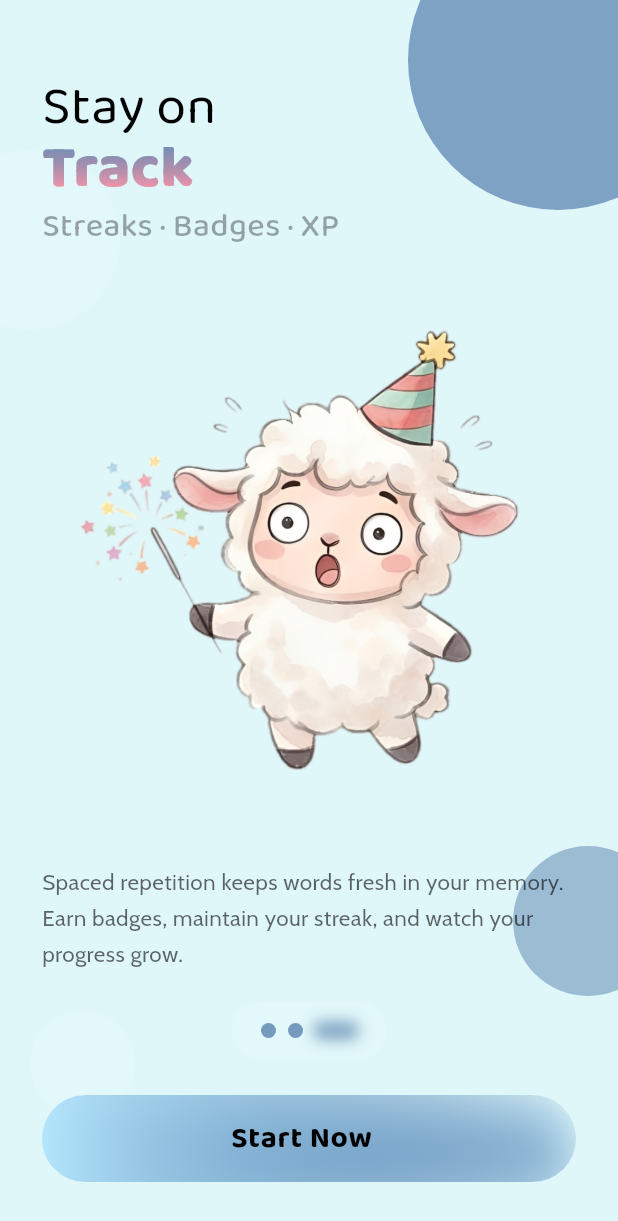
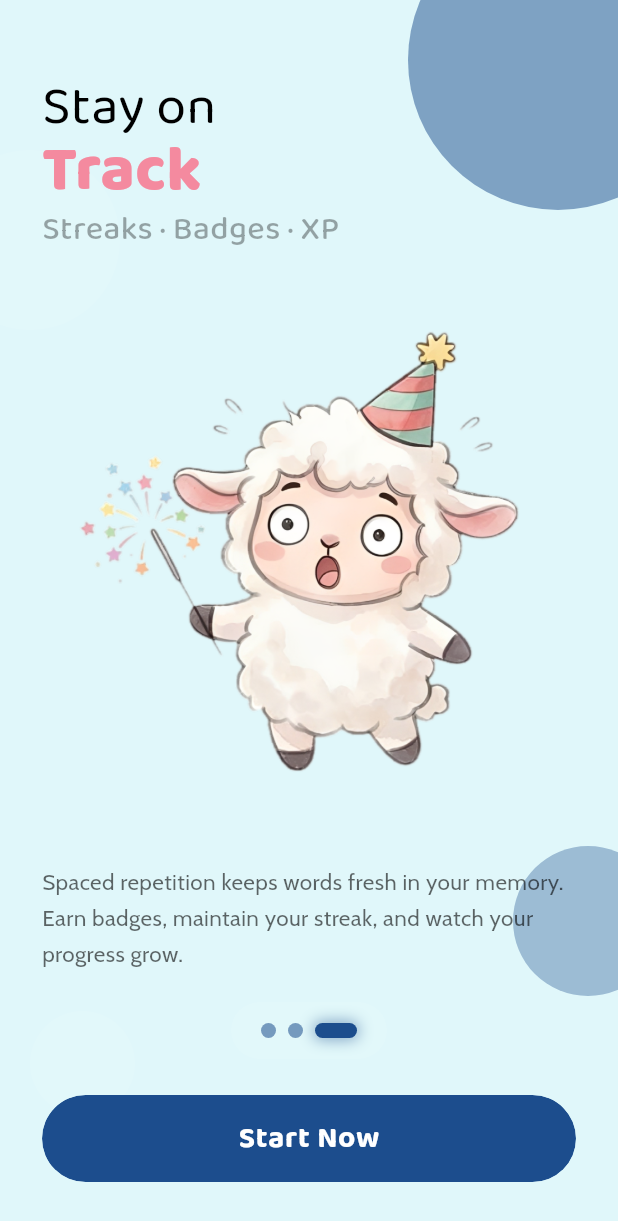
Before and after one commit to rstzsy/FlashCardApp, a Flutter app: the IntroHomeScreen screen opened by its route, swiped to page 3, on a phone screen of 412 x 824 dp. Shown: the top 1221 px of the screen. Run offline on Flutter 3.47's test engine with Material 3 defaults, Android fonts, the phone set to English and light mode, and no system bars; our stand-ins replace fl_chart, google_fonts.

Commit message:
update intro page

```diff
--- a/flashcard_app/lib/features/auth/screens/intro_home_screen.dart
+++ b/flashcard_app/lib/features/auth/screens/intro_home_screen.dart
@@ -34,7 +34,7 @@
       subtitle: "Anytime. Anywhere.",
       description:
           "Build your vocabulary with smart flashcards word, meaning, pronunciation & illustration all in one card.",
-      accentColor: const Color(0xBDE8F5),
+      accentColor: const Color(0xFFBDE8F5),
       frames: [
         "assets/character/happy.png",
         "assets/character/amaz.png",
@@ -46,7 +46,7 @@
       subtitle: "Your Personal Study Coach",
       description:
           "AI creates flashcards for you, suggests what to review, and plans a study schedule tailored to your goals.",
-      accentColor: const Color(0x44ACFF),
+      accentColor: const Color(0xFF44ACFF),
       frames: [
         "assets/character/happy.png",
         "assets/character/bored.png",
@@ -58,7 +58,7 @@
       subtitle: "Streaks · Badges · XP",
       description:
           "Spaced repetition keeps words fresh in your memory. Earn badges, maintain your streak, and watch your progress grow.",
-      accentColor: const Color(0x1C4D8D),
+      accentColor: const Color(0xFF1C4D8D),
       frames: [
         "assets/character/happy.png",
         "assets/character/surprised.png",
@@ -207,25 +207,14 @@
                     height: 1.1,
                   ),
                 ),
-                ShaderMask(
-                  blendMode: BlendMode.srcIn,
-                  shaderCallback: (bounds) => LinearGradient(
-                    colors: [
-                      p.accentColor.withOpacity(0.6),
-                      AppColors.highlightColor.withOpacity(0.9),
-                    ],
-                    stops: const [0.0, 0.8],
-                    begin: Alignment.topCenter,
-                    end: Alignment.bottomCenter,
-                  ).createShader(bounds),
-                  child: Text(
-                    p.titleBold,
-                    style: GoogleFonts.baloo2(
-                      fontSize: 40,
-                      color: Colors.white,
-                      fontWeight: FontWeight.w800,
-                      height: 1.05,
-                    ),
+                Text(
+                  p.titleBold,
+                  style: GoogleFonts.baloo2(
+                    fontSize: 42,
+                    fontWeight: FontWeight.w900,
+                    color: AppColors.highlightColor,
+                    height: 1.05,
+                    letterSpacing: 0.3,
                   ),
                 ),
                 const SizedBox(height: 4),
@@ -500,22 +489,12 @@
           height: 58,
           decoration: BoxDecoration(
             borderRadius: BorderRadius.circular(100),
-            gradient: LinearGradient(
-              colors: [AppColors.primary, widget.accentColor],
-              begin: Alignment.centerLeft,
-              end: Alignment.centerRight,
-            ),
+            color: widget.accentColor,
             boxShadow: [
               BoxShadow(
-                color: widget.accentColor.withOpacity(0.45),
-                blurRadius: 24,
-                offset: const Offset(0, 10),
-                spreadRadius: -2,
-              ),
-              BoxShadow(
-                color: AppColors.primary.withOpacity(0.3),
-                blurRadius: 12,
-                offset: const Offset(0, 4),
+                color: widget.accentColor.withOpacity(0.35),
+                blurRadius: 20,
+                offset: const Offset(0, 8),
               ),
             ],
           ),
@@ -527,11 +506,10 @@
                 style: GoogleFonts.baloo2(
                   fontSize: 20,
                   fontWeight: FontWeight.w700,
-                  color: Colors.black,
+                  color: Colors.white,
                   letterSpacing: 0.5,
                 ),
               ),
-              const SizedBox(width: 10),
             ],
           ),
         ),
--- a/flashcard_app/lib/main.dart
+++ b/flashcard_app/lib/main.dart
@@ -26,7 +26,7 @@
 
       //initialRoute: AppRoutes.homeScreen,
       //initialRoute: AppRoutes.initialSetup,
-      // initialRoute: AppRoutes.homeScreen,
+      //initialRoute: AppRoutes.homeScreen,
       home: MainNavigation(),
       onGenerateRoute: AppRouter.generateRoute,
     );
```
Also changed, not shown: flashcard_app/lib/features/auth/widgets/language_bottom.dart (+53 -23 lines), flashcard_app/lib/features/auth/widgets/logout_dialog.dart (+9 -0 lines), flashcard_app/lib/features/home/screens/home_screen.dart (+20 -20 lines).
